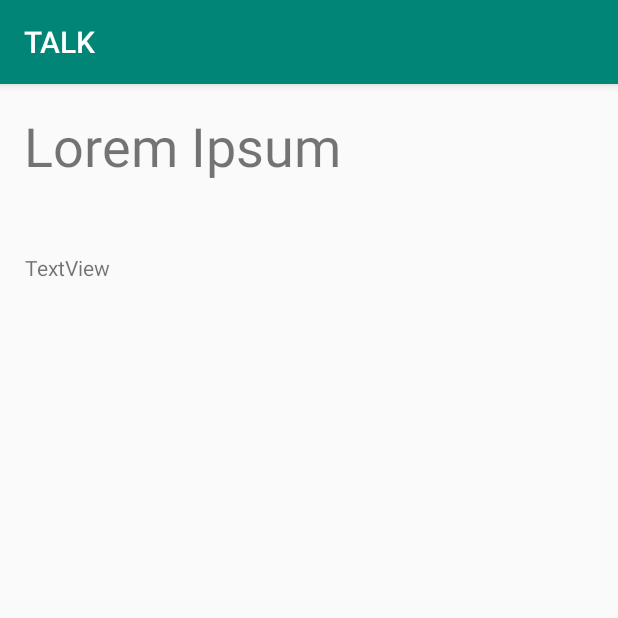
After one commit to Maktm/TALK, an Android app: the Article1 screen opened directly, with no data from a screen before it, on a phone screen of 412 x 824 dp, the top half of it. The commit adds this screen. Run offline under Robolectric (Android 15) with nearby library versions, the phone set to English and light mode, and no system bars.

Commit message:
Working on Resources
It's not done but here's an idea for negating the need for a database in Resources:
- Hard-code the contents into their own Activities, since we'll have to use an activity to display these anyways
- Pass a 'mood' variable from the main menu to the resources class to keep track of which mood the user is in
- Depending on the mood variable, ListItemDetail will changes its contents

This isn't finished but I'm working on it

```diff
--- /dev/null
+++ b/app/src/main/java/com/computerscience/talk/Article1.java
@@ -0,0 +1,14 @@
+package com.computerscience.talk;
+
+import androidx.appcompat.app.AppCompatActivity;
+
+import android.os.Bundle;
+
+public class Article1 extends AppCompatActivity {
+
+    @Override
+    protected void onCreate(Bundle savedInstanceState) {
+        super.onCreate(savedInstanceState);
+        setContentView(R.layout.activity_article1);
+    }
+}
--- a/app/src/main/java/com/computerscience/talk/MainActivity.java
+++ b/app/src/main/java/com/computerscience/talk/MainActivity.java
@@ -9,6 +9,8 @@ import android.content.Intent;
 //Hi world
 
 public class MainActivity extends AppCompatActivity {
+
+    String mood = "Sad";
 
     @Override
     protected void onCreate(Bundle savedInstanceState) {
@@ -27,6 +29,7 @@ public class MainActivity extends AppCompatActivity {
             @Override
             public void onClick(View view) {
                 startActivity(new Intent(MainActivity.this, SliderActivity.class));
+                 String mood = "Sad";
             }
         });
     }
@@ -37,6 +40,7 @@ public class MainActivity extends AppCompatActivity {
             @Override
             public void onClick(View view) {
                 startActivity(new Intent(MainActivity.this, SliderActivity.class));
+                String mood = "Anxious";
             }
         });
     }
@@ -47,6 +51,7 @@ public class MainActivity extends AppCompatActivity {
             @Override
             public void onClick(View view) {
                 startActivity(new Intent(MainActivity.this, SliderActivity.class));
+                String mood = "Angry";
             }
         });
     }
@@ -57,6 +62,7 @@ public class MainActivity extends AppCompatActivity {
             @Override
             public void onClick(View view) {
                 startActivity(new Intent(MainActivity.this, SliderActivity.class));
+                String mood = "Happy";
             }
         });
     }
--- a/app/src/main/java/com/computerscience/talk/MainMenuActivity.java
+++ b/app/src/main/java/com/computerscience/talk/MainMenuActivity.java
@@ -8,6 +8,12 @@ import android.view.View;
 import android.content.Intent;
 
 public class MainMenuActivity extends AppCompatActivity {
+
+    String mood;
+
+    MainMenuActivity(String m) {
+        mood = m;
+    }
 
     @Override
     protected void onCreate(Bundle savedInstanceState) {
--- a/app/src/main/java/com/computerscience/talk/SliderActivity.java
+++ b/app/src/main/java/com/computerscience/talk/SliderActivity.java
@@ -8,6 +8,12 @@ import android.view.View;
 import android.content.Intent;
 
 public class SliderActivity extends AppCompatActivity {
+
+    String mood;
+
+    SliderActivity(String m) {
+        mood = m;
+    }
 
     @Override
     protected void onCreate(Bundle savedInstanceState) {
--- /dev/null
+++ b/app/src/main/res/layout/activity_article1.xml
@@ -0,0 +1,34 @@
+<?xml version="1.0" encoding="utf-8"?>
+<androidx.constraintlayout.widget.ConstraintLayout xmlns:android="http://schemas.android.com/apk/res/android"
+    xmlns:app="http://schemas.android.com/apk/res-auto"
+    xmlns:tools="http://schemas.android.com/tools"
+    android:layout_width="match_parent"
+    android:layout_height="match_parent"
+    android:scrollbars="vertical"
+    tools:context=".Article1">
+
+    <TextView
+        android:id="@+id/title1"
+        android:layout_width="wrap_content"
+        android:layout_height="wrap_content"
+        android:text="Lorem Ipsum"
+        android:textSize="36sp"
+        app:layout_constraintBottom_toBottomOf="parent"
+        app:layout_constraintEnd_toEndOf="parent"
+        app:layout_constraintHorizontal_bias="0.08"
+        app:layout_constraintStart_toStartOf="parent"
+        app:layout_constraintTop_toTopOf="parent"
+        app:layout_constraintVertical_bias="0.023" />
+
+    <TextView
+        android:id="@+id/contents1"
+        android:layout_width="372dp"
+        android:layout_height="645dp"
+        android:text="TextView"
+        app:layout_constraintBottom_toBottomOf="parent"
+        app:layout_constraintEnd_toEndOf="parent"
+        app:layout_constraintHorizontal_bias="0.41"
+        app:layout_constraintStart_toStartOf="parent"
+        app:layout_constraintTop_toTopOf="parent"
+        app:layout_constraintVertical_bias="0.918" />
+</androidx.constraintlayout.widget.ConstraintLayout>
```
Also changed, not shown: app/src/main/AndroidManifest.xml (+6 -5 lines), app/src/main/java/com/computerscience/talk/ListItemDetail.java (+19 -2 lines), app/src/main/java/com/computerscience/talk/ResourcesActivity.java (+8 -2 lines), app/src/main/res/layout/activity_resources.xml (+7 -20 lines), app/src/main/res/values/array.xml (+22 -1 lines).
